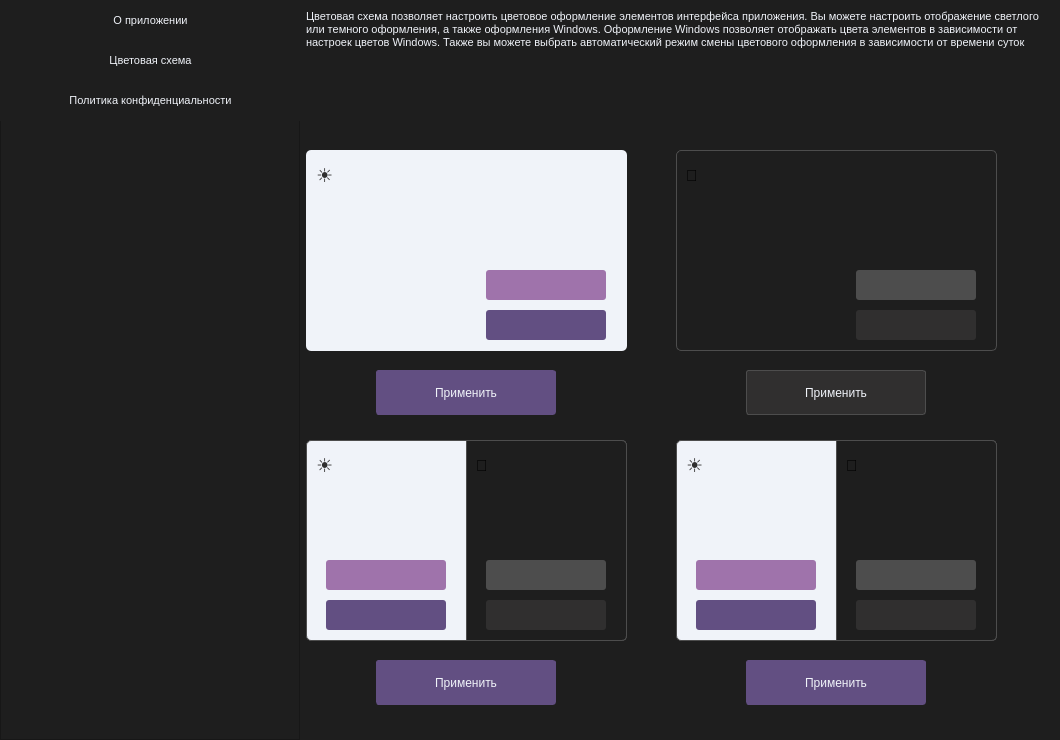
Qt form views/templates/settings_win_dark.ui (Aiow-dev/MCryptApp) before a commit.
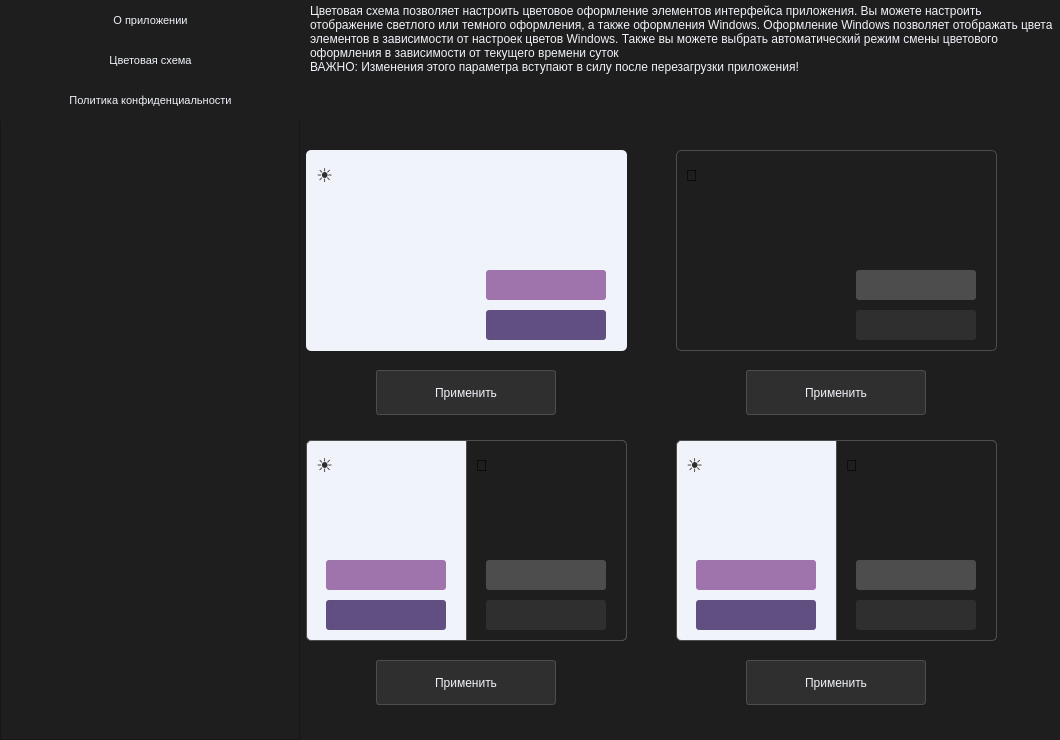
The same form after that commit. The open tabs and pages were chosen to show the change.

Commit message: add switch color styles in settings

The edit to the form file:
```diff
--- a/views/templates/settings_win_dark.ui
+++ b/views/templates/settings_win_dark.ui
@@ -236,35 +236,6 @@
       </widget>
      </widget>
      <widget class="QWidget" name="color_style_page">
-      <widget class="QLabel" name="label_4">
-       <property name="geometry">
-        <rect>
-         <x>0</x>
-         <y>10</y>
-         <width>751</width>
-         <height>111</height>
-        </rect>
-       </property>
-       <property name="font">
-        <font>
-         <pointsize>8</pointsize>
-        </font>
-       </property>
-       <property name="styleSheet">
-        <string notr="true">QLabel {
-	color: rgb(240, 243, 249);
-}</string>
-       </property>
-       <property name="text">
-        <string>Цветовая схема позволяет настроить цветовое оформление элементов интерфейса приложения. Вы можете настроить отображение светлого или темного оформления, а также оформления Windows. Оформление Windows позволяет отображать цвета элементов в зависимости от настроек цветов Windows. Также вы можете выбрать автоматический режим смены цветового оформления в зависимости от времени суток</string>
-       </property>
-       <property name="alignment">
-        <set>Qt::AlignLeading|Qt::AlignLeft|Qt::AlignTop</set>
-       </property>
-       <property name="wordWrap">
-        <bool>true</bool>
-       </property>
-      </widget>
       <widget class="QFrame" name="frame">
        <property name="geometry">
         <rect>
@@ -377,9 +348,9 @@
        </property>
        <property name="styleSheet">
         <string notr="true">QPushButton {
-	border: 1px solid rgb(98, 79, 130);
+	border: 1px solid rgb(77, 77, 77);
 	border-radius: 3px;
-	background-color: rgb(98, 79, 130);
+	background-color: rgb(48, 47, 47);
 	color: rgb(240, 243, 249);
 }
 
@@ -544,9 +515,9 @@
        </property>
        <property name="styleSheet">
         <string notr="true">QPushButton {
-	border: 1px solid rgb(98, 79, 130);
+	border: 1px solid rgb(77, 77, 77);
 	border-radius: 3px;
-	background-color: rgb(98, 79, 130);
+	background-color: rgb(48, 47, 47);
 	color: rgb(240, 243, 249);
 }
 
@@ -769,9 +740,9 @@
        </property>
        <property name="styleSheet">
         <string notr="true">QPushButton {
-	border: 1px solid rgb(98, 79, 130);
+	border: 1px solid rgb(77, 77, 77);
 	border-radius: 3px;
-	background-color: rgb(98, 79, 130);
+	background-color: rgb(48, 47, 47);
 	color: rgb(240, 243, 249);
 }
 
@@ -971,6 +942,29 @@
         </widget>
        </widget>
       </widget>
+      <widget class="QPlainTextEdit" name="plainTextEdit">
+       <property name="geometry">
+        <rect>
+         <x>0</x>
+         <y>0</y>
+         <width>751</width>
+         <height>131</height>
+        </rect>
+       </property>
+       <property name="styleSheet">
+        <string notr="true">QPlainTextEdit {
+	border: none;
+	color: rgb(240, 243, 249);
+}</string>
+       </property>
+       <property name="readOnly">
+        <bool>true</bool>
+       </property>
+       <property name="plainText">
+        <string>Цветовая схема позволяет настроить цветовое оформление элементов интерфейса приложения. Вы можете настроить отображение светлого или темного оформления, а также оформления Windows. Оформление Windows позволяет отображать цвета элементов в зависимости от настроек цветов Windows. Также вы можете выбрать автоматический режим смены цветового оформления в зависимости от текущего времени суток
+ВАЖНО: Изменения этого параметра вступают в силу после перезагрузки приложения!</string>
+       </property>
+      </widget>
      </widget>
      <widget class="QWidget" name="page_3">
       <widget class="QLabel" name="label_5">
```
Left out of the diff: 92 changed lines with no effect on the pictures. The commit also changes 5 other files.
